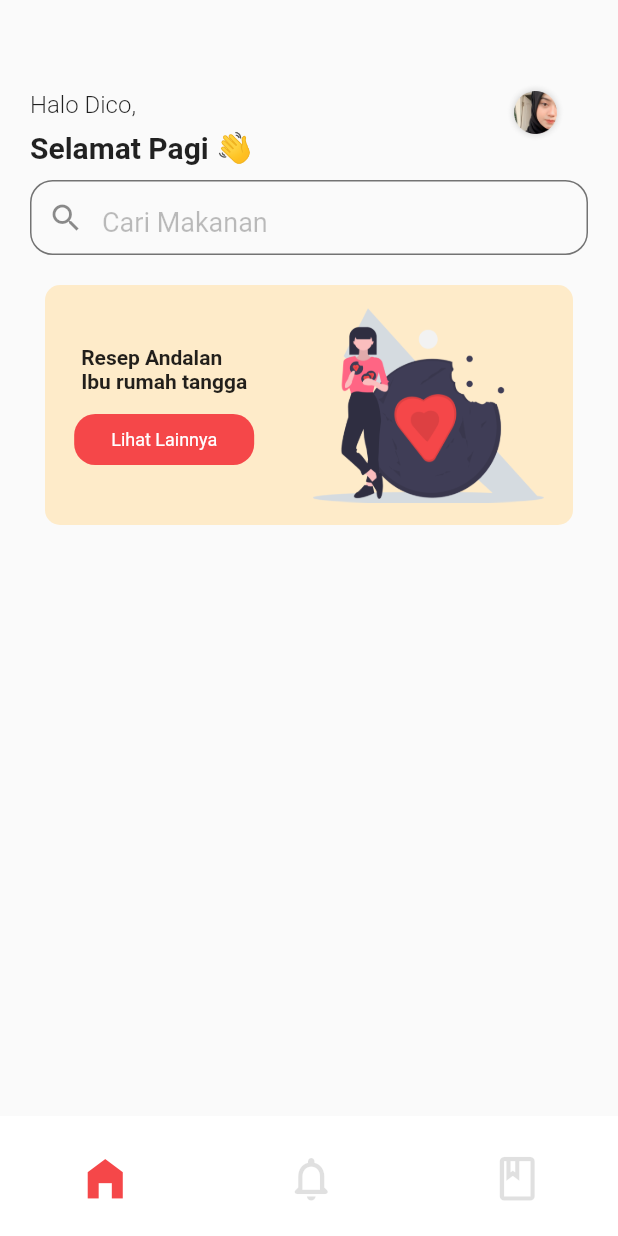
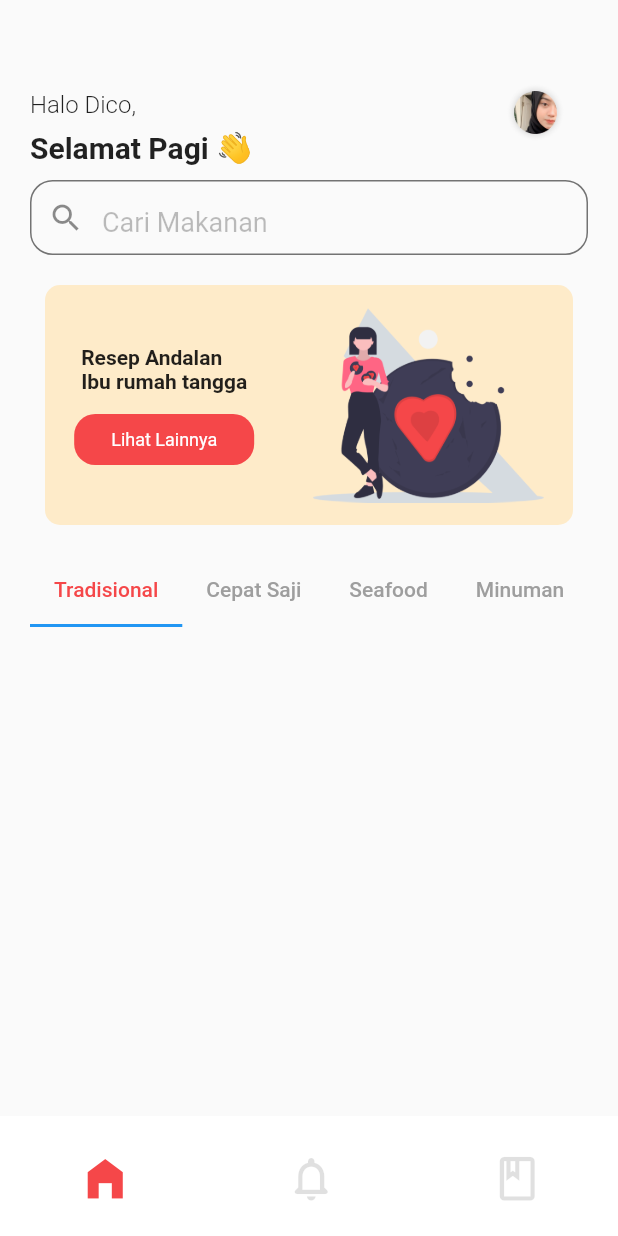
Before and after one commit to Haritsdev0981/resep.makanan, a Flutter app: the screen it shows after launch, on a phone screen of 412 x 824 dp. Run offline on Flutter 3.47's test engine with Material 2 defaults, Android fonts, the phone set to English and light mode, and no system bars; statements that could not run were skipped.

Commit message:
sasari dararararri 2

```diff
--- a/lib/page/homescreen.dart
+++ b/lib/page/homescreen.dart
@@ -5,16 +5,20 @@ import 'package:flutter/material.dart';
 import 'package:flutter/rendering.dart';
 import 'package:flutter/widgets.dart';
 import 'package:submission_dicoding/widget/appBar.dart';
+import 'package:submission_dicoding/widget/tab_menu.dart';
 
 class HomeScreen extends StatelessWidget {
   const HomeScreen({Key? key}) : super(key: key);
 
   @override
-  Widget build(BuildContext context) {
+  Widget build(BuildContext context)  {
+    // TabController _tabController =
+    // TabController(length: 4, vsync: this, initialIndex: 0);
+
     return Scaffold(
       appBar: setAppBar(),
-      body: Container(
-        child: Padding(
+      body: SafeArea(
+        child: SingleChildScrollView(
           padding: const EdgeInsets.symmetric(horizontal: 20, vertical: 20),
           child: Column(
             mainAxisAlignment: MainAxisAlignment.start,
@@ -44,7 +48,7 @@ class HomeScreen extends StatelessWidget {
 
               //event
               Container(
-                margin: EdgeInsets.only(top: 20, bottom: 25, left: 10, right: 10),
+                margin: EdgeInsets.only(top: 20, bottom: 20, left: 10, right: 10),
                 width: MediaQuery.of(context).size.height,
                 height: 160,
                 decoration: BoxDecoration(
@@ -86,6 +90,25 @@ class HomeScreen extends StatelessWidget {
               ),
 
               // nav Menu food
+
+              TabBarContent()
+
+              // Container(
+              //   child: TabBar(
+              //     tabs: [
+              //       Tab(text: "Tradisional",),
+              //       Tab(text: "Cepat Saji",),
+              //       Tab(text: "Seafood",),
+              //       Tab(text: "Minuman",)
+              //     ],
+              //   ),
+              // ),
+              // Container(
+              //   child: TabBarView(
+              //     children: [],
+              //   ),
+              // )
+
             ],
           ),
         ),
--- a/lib/widget/tab_menu.dart
+++ b/lib/widget/tab_menu.dart
@@ -0,0 +1,82 @@
+import 'package:flutter/material.dart';
+
+class TabBarContent extends StatefulWidget {
+  const TabBarContent({Key? key}) : super(key: key);
+
+  @override
+  State<TabBarContent> createState() => _TabBarContentState();
+}
+
+class _TabBarContentState extends State<TabBarContent> with SingleTickerProviderStateMixin{
+  @override
+  Widget build(BuildContext context) {
+    TabController _tabController =
+    TabController(length: 4, vsync: this);
+
+    return Column(
+      children: [
+        Container(
+          child: Align(
+            alignment: Alignment.centerLeft,
+            child: TabBar(
+              controller: _tabController,
+              labelColor: Color(0xffF54749),
+              isScrollable: true,
+              //indicator: CircleTabIndicator(color: Color(0xffF54749), radius: 4),
+              unselectedLabelColor: Colors.grey,
+              tabs: [
+                Tab(text: "Tradisional",),
+                Tab(text: "Cepat Saji",),
+                Tab(text: "Seafood",),
+                Tab(text: "Minuman",)
+              ],
+            ),
+          ),
+        ),
+        Container(
+          width: double.maxFinite,
+          height: 300,
+          child: TabBarView(
+            controller: _tabController,
+            children: [
+              ListView.builder(itemBuilder: (_, index){
+                return Container(
+                  height: 190,
+                  width: 160,
+                )
+              })
+            ],
+          ),
+        )
+      ],
+    );
+  }
+}
+
+class CircleTabIndicator extends Decoration {
+  final Color color;
+  double radius;
+
+  CircleTabIndicator({required this.color, required this.radius});
+
+  @override
+  BoxPainter createBoxPainter([VoidCallback? onChanged]) {
+    return _CirclePainter(color:color, radius:radius);
+  }
+}
+
+class _CirclePainter extends BoxPainter{
+  final Color color;
+  double radius;
+  _CirclePainter({required this.color, required this.radius});
+
+  @override
+  void paint(Canvas canvas, Offset offset, ImageConfiguration configuration) {
+    // TODO: implement paint
+    late Paint _paint;
+    _paint = Paint()..color = color;
+    _paint = _paint ..isAntiAlias = true;
+    final Offset circleOffset =
+    offset = Offset(configuration.size!.width / 2, configuration.size!.height - radius); canvas.drawCircle(circleOffset, radius, _paint);
+  }
+}
```
Also changed, not shown: lib/Screen/homepage.dart (line endings or trailing spaces).
